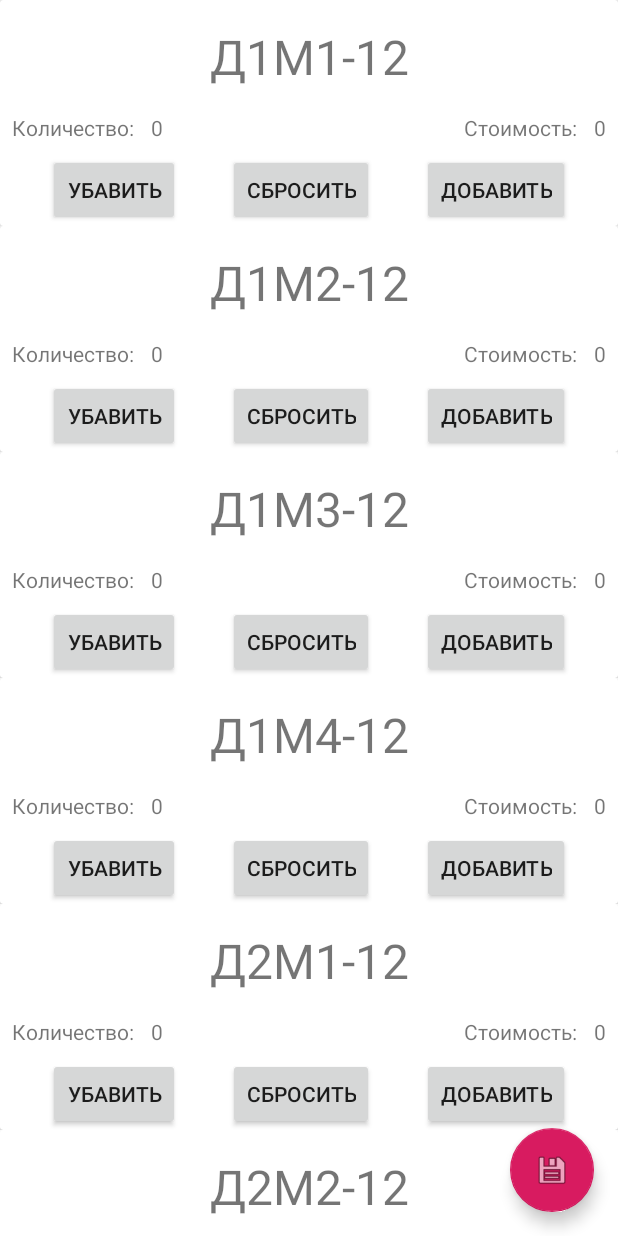
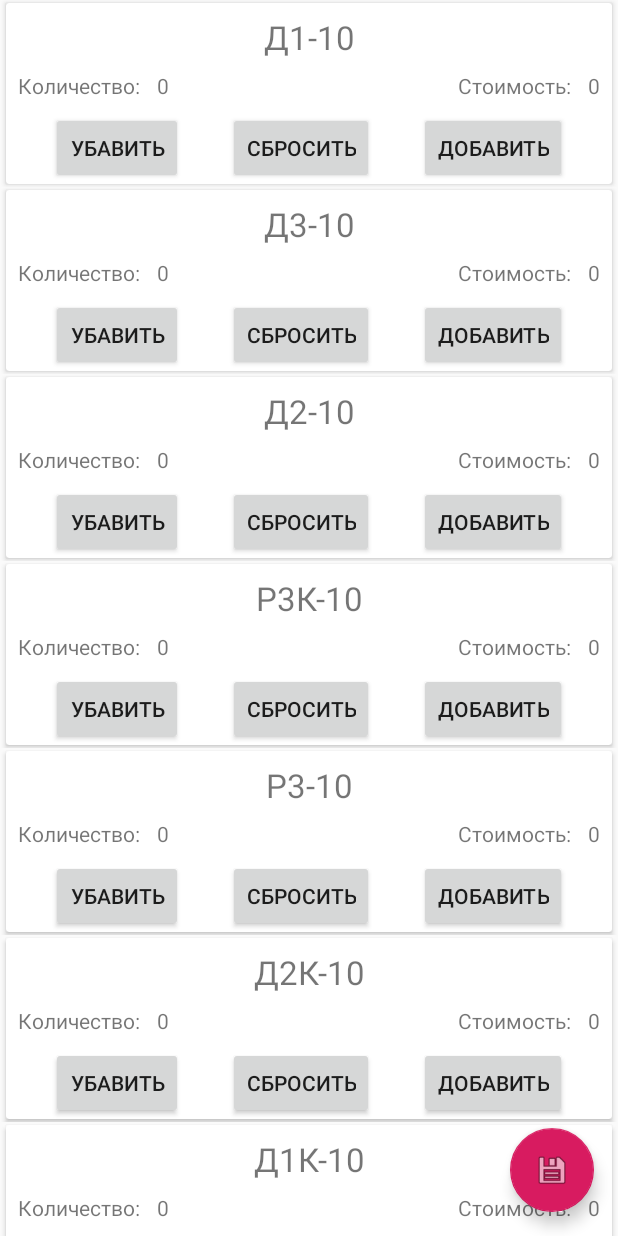
Before and after one commit to ivmakar/uliki-rostov, an Android app: the screen it shows after launch (MainActivity), on a phone screen of 412 x 824 dp. Run offline under Robolectric (Android 15) with nearby library versions, the phone set to English and light mode, and no system bars; our stand-ins replace RxJava, data binding.

Commit message:
FAC data -- ful data, new icon

```diff
--- a/app/src/main/AndroidManifest.xml
+++ b/app/src/main/AndroidManifest.xml
@@ -4,9 +4,9 @@
 
     <application
             android:allowBackup="true"
-            android:icon="@drawable/logo_1"
+            android:icon="@drawable/logo_small"
             android:label="@string/app_name"
-            android:roundIcon="@mipmap/ic_launcher_round"
+            android:roundIcon="@drawable/logo_small"
             android:supportsRtl="true"
             android:theme="@style/AppTheme">
         <activity
--- a/app/src/main/java/ru/example/ivan/ulikirostov/ItemRepository.kt
+++ b/app/src/main/java/ru/example/ivan/ulikirostov/ItemRepository.kt
@@ -8,32 +8,48 @@ class ItemRepository {
 
     fun getItems() : Observable<ArrayList<Item>> {
         var arrayList = ArrayList<Item>()
-        arrayList.add(Item(1, "Д1М1-12", "Улей Дадана однокорпусный с магазином 12 рамок (Комплект Д1М1-12)", 0, 2550))
-        arrayList.add(Item(2, "Д1М2-12", "Улей Дадана однокорпусный с 2 магазинами 12 рамок (Комплект Д1М2-12)", 0, 3100))
-        arrayList.add(Item(3, "Д1М3-12", "Улей Дадана однокорпусный с 3 магазинами 12 рамок (Комплект Д1М3-12)", 0, 3650))
-        arrayList.add(Item(4, "Д1М4-12", "Улей Дадана однокорпусный с 4 магазинами 12 рамок (Комплект Д1М4-12)", 0, 4200))
-        arrayList.add(Item(5, "Д2М1-12", "Улей Дадана двухкорпусный с магазином 12 рамок (Комплект Д2М1-12)", 0, 3000))
-        arrayList.add(Item(6, "Д2М2-12", "Улей Дадана двухкорпусный с 2 магазинами 12 рамок (Комплект Д2М2-12)", 0, 3850))
-        arrayList.add(Item(7, "Д1К-12", "Улей Дадана однокорпусный с кормушкой 12 рамок (Комплект Д1К-12)", 0, 2750))
-        arrayList.add(Item(8, "Д2К-12", "Улей Дадана двухкорпусный с кормушкой 12 рамок (Комплект Д2К-12)", 0, 3500))
-        arrayList.add(Item(9, "Д2-12", "Улей Дадана двухкорпусный 12 рамок (Комплект Д2-12)", 0, 2750))
-        arrayList.add(Item(10, "Д3-12", "Улей Дадана трёхкорпусный 12 рамок (Комплект Д3-12)", 0, 3500))
-        arrayList.add(Item(11, "Д1-12", "Улей Дадана однокорпусный 12 рамок (комплект Д1-12)", 0, 2000))
-        arrayList.add(Item(12, "Д1-10", "Улей Дадана однокорпусный 10 рамок (комплект Д1-10)", 0, 1850))
-        arrayList.add(Item(13, "Д3-10", "Улей Дадана трёхкорпусный 10 рамок (Комплект Д3-10)", 0, 3250))
-        arrayList.add(Item(14, "Д2-10", "Улей Дадана двухкорпусный 10 рамок (Комплект Д2-10)", 0, 2550))
-        arrayList.add(Item(15, "Р3К-10", "Улей Рута трёхкорпусный с кормушкой 10 рамок (Комплект Р3К-10)", 0, 3800))
-        arrayList.add(Item(16, "Р3-10", "Улей Рута трёхкорпусный 10 рамок (Комплект Р3-10)", 0, 3100))
-        arrayList.add(Item(17, "Д2К-10", "Улей Дадана двухкорпусный с кормушкой 10 рамок (Комплект Д2К-10)", 0, 3250))
-        arrayList.add(Item(18, "Д1К-10", "Улей Дадана однокорпусный с кормушкой 10 рамок (Комплект Д1К-10)", 0, 2550))
-        arrayList.add(Item(19, "Д2М2-10", "Улей Дадана двухкорпусный с 2 магазинами 10 рамок (Комплект Д2М2-10)", 0, 3550))
-        arrayList.add(Item(20, "Д2М1-10", "Улей Дадана двухкорпусный с магазином 10 рамок (Комплект Д2М1-10)", 0, 3050))
-        arrayList.add(Item(21, "Д1Р2-10", "Улей Дадана-Рута трёхкорпусный 10 рамок (Комплект Д1Р2-10)", 0, 3150))
-        arrayList.add(Item(22, "Д1Р1-10", "Улей Дадана-Рута двухкорпусный 10 рамок (Комплект Д1Р1-10)", 0, 2500))
-        arrayList.add(Item(23, "Д1М4-10", "Улей Дадана однокорпусный с 4 магазинами 10 рамок (Комплект Д1М4-10)", 0, 3850))
-        arrayList.add(Item(24, "Д1М3-10", "Улей Дадана однокорпусный с 3 магазинами 10 рамок (Комплект Д1М3-10)", 0, 3350))
-        arrayList.add(Item(25, "Д1М2-10", "Улей Дадана однокорпусный с 2 магазинами 10 рамок (Комплект Д1М2-10)", 0, 3850))
-        arrayList.add(Item(26, "Д1М1-10", "Улей Дадана однокорпусный с магазином 10 рамок (Комплект Д1М1-10)", 0, 2350))
+        arrayList.add(Item(1, "Д1-10", "Улей Дадана однокорпусный 10 рамок (комплект Д1-10)", 0, 1850))
+        arrayList.add(Item(2, "Д3-10", "Улей Дадана трёхкорпусный 10 рамок (Комплект Д3-10)", 0, 3250))
+        arrayList.add(Item(3, "Д2-10", "Улей Дадана двухкорпусный 10 рамок (Комплект Д2-10)", 0, 2550))
+        arrayList.add(Item(4, "Р3К-10", "Улей Рута трёхкорпусный с кормушкой 10 рамок (Комплект Р3К-10)", 0, 3800))
+        arrayList.add(Item(5, "Р3-10", "Улей Рута трёхкорпусный 10 рамок (Комплект Р3-10)", 0, 3100))
+        arrayList.add(Item(6, "Д2К-10", "Улей Дадана двухкорпусный с кормушкой 10 рамок (Комплект Д2К-10)", 0, 3250))
+        arrayList.add(Item(7, "Д1К-10", "Улей Дадана однокорпусный с кормушкой 10 рамок (Комплект Д1К-10)", 0, 2550))
+        arrayList.add(Item(8, "Д2М2-10", "Улей Дадана двухкорпусный с 2 магазинами 10 рамок (Комплект Д2М2-10)", 0, 3550))
+        arrayList.add(Item(9, "Д2М1-10", "Улей Дадана двухкорпусный с магазином 10 рамок (Комплект Д2М1-10)", 0, 3050))
+        arrayList.add(Item(10, "Д1Р2-10", "Улей Дадана-Рута трёхкорпусный 10 рамок (Комплект Д1Р2-10)", 0, 3150))
+        arrayList.add(Item(11, "Д1Р1-10", "Улей Дадана-Рута двухкорпусный 10 рамок (Комплект Д1Р1-10)", 0, 2500))
+        arrayList.add(Item(12, "Д1М4-10", "Улей Дадана однокорпусный с 4 магазинами 10 рамок (Комплект Д1М4-10)", 0, 3850))
+        arrayList.add(Item(13, "Д1М3-10", "Улей Дадана однокорпусный с 3 магазинами 10 рамок (Комплект Д1М3-10)", 0, 3350))
+        arrayList.add(Item(14, "Д1М2-10", "Улей Дадана однокорпусный с 2 магазинами 10 рамок (Комплект Д1М2-10)", 0, 3850))
+        arrayList.add(Item(15, "Д1М1-10", "Улей Дадана однокорпусный с магазином 10 рамок (Комплект Д1М1-10)", 0, 2350))
+        arrayList.add(Item(16, "Д1М1-12", "Улей Дадана однокорпусный с магазином 12 рамок (Комплект Д1М1-12)", 0, 2550))
+        arrayList.add(Item(17, "Д1М2-12", "Улей Дадана однокорпусный с 2 магазинами 12 рамок (Комплект Д1М2-12)", 0, 3100))
+        arrayList.add(Item(18, "Д1М3-12", "Улей Дадана однокорпусный с 3 магазинами 12 рамок (Комплект Д1М3-12)", 0, 3650))
+        arrayList.add(Item(19, "Д1М4-12", "Улей Дадана однокорпусный с 4 магазинами 12 рамок (Комплект Д1М4-12)", 0, 4200))
+        arrayList.add(Item(20, "Д2М1-12", "Улей Дадана двухкорпусный с магазином 12 рамок (Комплект Д2М1-12)", 0, 3000))
+        arrayList.add(Item(21, "Д2М2-12", "Улей Дадана двухкорпусный с 2 магазинами 12 рамок (Комплект Д2М2-12)", 0, 3850))
+        arrayList.add(Item(22, "Д1К-12", "Улей Дадана однокорпусный с кормушкой 12 рамок (Комплект Д1К-12)", 0, 2750))
+        arrayList.add(Item(23, "Д2К-12", "Улей Дадана двухкорпусный с кормушкой 12 рамок (Комплект Д2К-12)", 0, 3500))
+        arrayList.add(Item(24, "Д2-12", "Улей Дадана двухкорпусный 12 рамок (Комплект Д2-12)", 0, 2750))
+        arrayList.add(Item(25, "Д3-12", "Улей Дадана трёхкорпусный 12 рамок (Комплект Д3-12)", 0, 3500))
+        arrayList.add(Item(26, "Д1-12", "Улей Дадана однокорпусный 12 рамок (комплект Д1-12)", 0, 2000))
+        arrayList.add(Item(27, "Корпус Дадан 10", "Корпус Дадан 10 рамок", 0, 700))
+        arrayList.add(Item(28, "Дно улья 10", "Дно улья 10 рамок", 0, 750))
+        arrayList.add(Item(29, "Второй корпус микронуклеуса", "Второй корпус микронуклеуса", 0, 300))
+        arrayList.add(Item(30, "Микронуклеус", "Микронуклеус", 0, 450))
+        arrayList.add(Item(31, "Корпус Рута 10", "Корпус Рута 10 рамок", 0, 650))
+        arrayList.add(Item(32, "Магазинная надставка 10", "Магазинная надставка 10 рамок", 0, 500))
+        arrayList.add(Item(33, "Крыша улья 10", "Крыша улья 10 рамок", 0, 400))
+        arrayList.add(Item(34, "Кормушка улья 10", "Кормушка улья 10 рамок", 0, 700))
+        arrayList.add(Item(35, "Подкрышник 12", "Подкрышник 12 рамок", 0, 300))
+        arrayList.add(Item(36, "Кормушка улья 12", "Кормушка улья 12 рамок", 0, 750))
+        arrayList.add(Item(37, "Крыша улья 12", "Крыша улья 12 рамок", 0, 450))
+        arrayList.add(Item(38, "Магазинная надставка 12", "Магазинная надставка 12 рамок", 0, 550))
+        arrayList.add(Item(39, "Дно улья 12-2", "Дно улья 12 рамок с двумя летками", 0, 800))
+        arrayList.add(Item(40, "Дно улья 12-1", "Дно улья 12 рамок с одним летком", 0, 800))
+        arrayList.add(Item(41, "Корпус Дадан 12", "Корпус Дадан 12 рамок", 0, 750))
+
 
         return Observable.just(arrayList)
     }
--- a/app/src/main/res/layout/fragment_result.xml
+++ b/app/src/main/res/layout/fragment_result.xml
@@ -32,20 +32,20 @@
                 android:text="Итог"
                 android:layout_width="wrap_content"
                 android:layout_height="wrap_content"
-                android:textSize="16sp"
+                android:textSize="18sp"
                 android:id="@+id/textView7"
                 app:layout_constraintStart_toStartOf="parent"
                 android:layout_marginStart="8dp"
-                app:layout_constraintBottom_toTopOf="@+id/clear_button"/>
+                app:layout_constraintBottom_toTopOf="@+id/clear_button" android:textStyle="bold"/>
         <TextView
                 android:text="@{Integer.toString(viewModel.sumPrice)}"
                 android:layout_width="wrap_content"
                 android:layout_height="wrap_content"
-                android:textSize="16sp"
+                android:textSize="18sp"
                 android:id="@+id/textView8"
                 app:layout_constraintEnd_toEndOf="parent" android:layout_marginEnd="8dp"
                 app:layout_constraintTop_toTopOf="@+id/textView7"
-                app:layout_constraintBottom_toBottomOf="@+id/textView7"/>
+                app:layout_constraintBottom_toBottomOf="@+id/textView7" android:textStyle="bold"/>
         <Button
                 android:text="Очистить"
                 android:layout_width="0dp"
--- a/app/src/main/res/layout/item_rv_main.xml
+++ b/app/src/main/res/layout/item_rv_main.xml
@@ -18,28 +18,40 @@
 
         <androidx.cardview.widget.CardView
                 android:layout_width="match_parent"
-                android:layout_height="match_parent" android:id="@+id/cardView">
+                android:layout_height="match_parent"
+                android:layout_marginLeft="4dp"
+                android:layout_marginRight="4dp"
+                android:layout_marginTop="2dp"
+                android:layout_marginBottom="2dp"
+                tools:background="@color/cardview_light_background"
+                android:id="@+id/cardView">
 
             <androidx.constraintlayout.widget.ConstraintLayout
                     android:layout_width="match_parent"
-                    android:layout_height="match_parent">
+                    android:layout_height="match_parent"
+                    android:background="#00000000">
 
 
                 <TextView
                         android:text="@{item.name}"
                         android:layout_width="wrap_content"
                         android:layout_height="wrap_content"
-                        android:id="@+id/item_name" android:layout_marginStart="8dp"
-                        app:layout_constraintTop_toTopOf="parent" app:layout_constraintStart_toStartOf="parent"
-                        app:layout_constraintEnd_toEndOf="parent" android:layout_marginEnd="8dp" android:textSize="32sp"
-                        android:layout_marginTop="16dp"/>
+                        android:id="@+id/item_name"
+                        android:layout_marginStart="8dp"
+                        app:layout_constraintTop_toTopOf="parent"
+                        app:layout_constraintStart_toStartOf="parent"
+                        app:layout_constraintEnd_toEndOf="parent"
+                        android:layout_marginEnd="8dp"
+                        android:textSize="22sp"
+                        android:layout_marginTop="8dp"/>
                 <TextView
                         android:text="Количество: "
                         android:layout_width="wrap_content"
                         android:layout_height="wrap_content"
                         android:id="@+id/textView2"
                         app:layout_constraintStart_toStartOf="parent"
-                        android:layout_marginStart="8dp" android:layout_marginTop="16dp"
+                        android:layout_marginStart="8dp"
+                        android:layout_marginTop="8dp"
                         app:layout_constraintTop_toBottomOf="@+id/item_name"/>
                 <TextView
                         android:text="@{Integer.toString(item.price*item.count)}"
```
Also changed, not shown: app/src/main/res/drawable-hdpi/logo_small.png (added), app/src/main/res/drawable-mdpi/logo_small.png (added), app/src/main/res/drawable-xhdpi/logo_small.png (added), app/src/main/res/drawable-xxhdpi/logo_small.png (added), app/src/main/res/drawable-xxxhdpi/logo_small.png (added), 2 other files.
